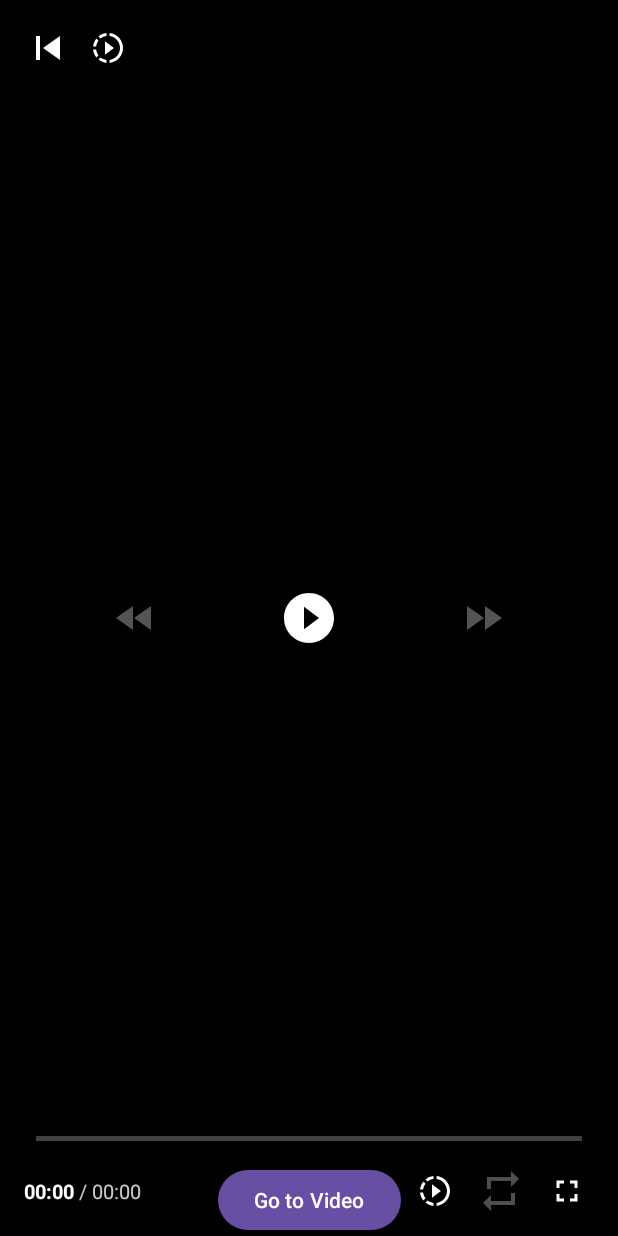
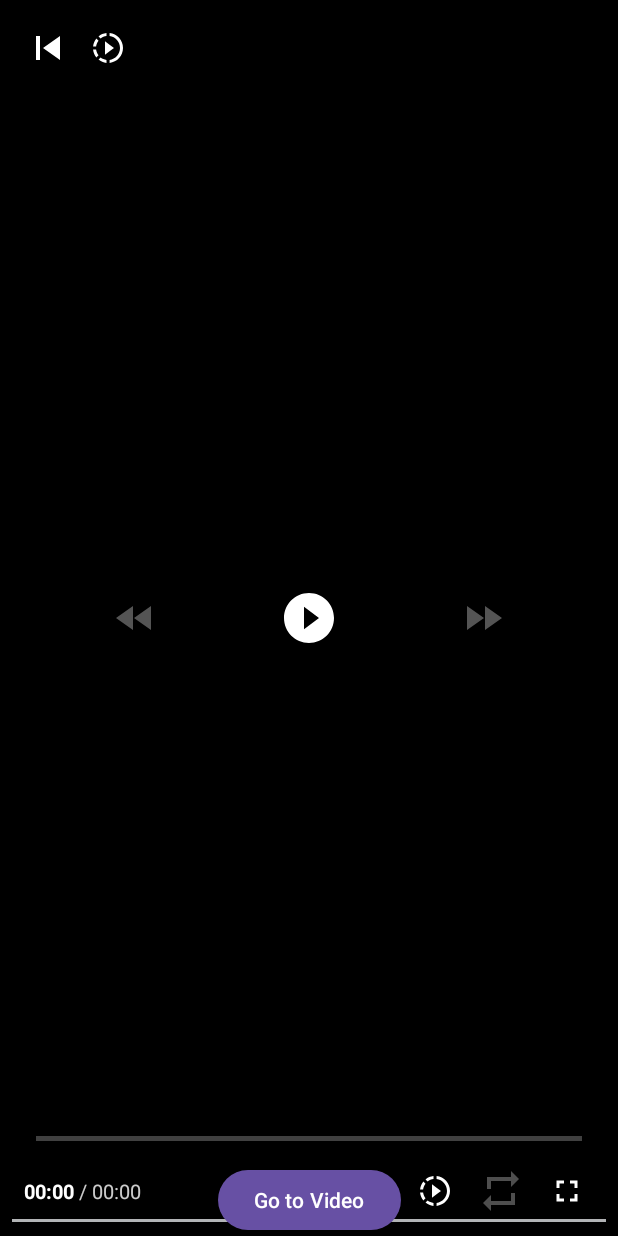
Before and after one commit to HamBeomJoon/Media3Ex, an Android app: the screen it shows after launch (MainActivity), on a phone screen of 412 x 824 dp. Run offline under Robolectric (Android 15) with nearby library versions, the phone set to English and light mode, and no system bars; our stand-ins replace data binding.

Commit message:
feat: item_card 레이아웃 제거 및 PlayerControl, AudioControl UI 수정

```diff
--- a/app/src/main/res/layout/custom_audio_controls.xml
+++ b/app/src/main/res/layout/custom_audio_controls.xml
@@ -5,7 +5,6 @@
     android:layout_width="match_parent"
     android:layout_height="match_parent">
 
-    <!-- 상단 그라데이션 배경 -->
     <View
         android:id="@+id/topGradient"
         android:layout_width="match_parent"
@@ -13,7 +12,6 @@
         android:layout_gravity="top"
         android:background="@drawable/gradient_top_background" />
 
-    <!-- 상단 컨트롤 -->
     <LinearLayout
         android:id="@+id/topControls"
         android:layout_width="match_parent"
@@ -28,9 +26,10 @@
             android:layout_width="40dp"
             android:layout_height="40dp"
             android:background="?attr/selectableItemBackgroundBorderless"
-            android:contentDescription="Back"
+            android:contentDescription="@null"
             android:src="@drawable/exo_icon_previous"
-            app:tint="@color/white" />
+            app:tint="@color/white"
+            tools:ignore="PrivateResource" />
 
         <TextView
             android:id="@+id/tvVideoTitle"
@@ -52,22 +51,23 @@
             android:layout_width="40dp"
             android:layout_height="40dp"
             android:background="?attr/selectableItemBackgroundBorderless"
-            android:contentDescription="Cast"
+            android:contentDescription="@null"
             android:src="@drawable/exo_icon_previous"
             android:visibility="gone"
-            app:tint="@color/white" />
+            app:tint="@color/white"
+            tools:ignore="PrivateResource" />
 
         <ImageButton
             android:id="@+id/btnSettings"
             android:layout_width="40dp"
             android:layout_height="40dp"
             android:background="?attr/selectableItemBackgroundBorderless"
-            android:contentDescription="Settings"
+            android:contentDescription="@null"
             android:src="@drawable/exo_styled_controls_speed"
-            app:tint="@color/white" />
+            app:tint="@color/white"
+            tools:ignore="PrivateResource" />
     </LinearLayout>
 
-    <!-- 중앙 재생 컨트롤 -->
     <LinearLayout
         android:id="@+id/centerControls"
         android:layout_width="wrap_content"
@@ -84,7 +84,8 @@
             android:background="@drawable/center_control_background"
             android:contentDescription="@string/exo_controls_rewind_description"
             android:src="@drawable/exo_ic_rewind"
-            app:tint="@color/white" />
+            app:tint="@color/white"
+            tools:ignore="PrivateResource" />
 
         <ImageButton
             android:id="@id/exo_play_pause"
@@ -93,7 +94,8 @@
             android:background="@drawable/center_control_background"
             android:contentDescription="@string/exo_controls_play_description"
             android:src="@drawable/ic_play"
-            app:tint="@color/white" />
+            app:tint="@color/white"
+            tools:ignore="PrivateResource" />
 
         <ImageButton
             android:id="@id/exo_ffwd"
@@ -103,14 +105,15 @@
             android:background="@drawable/center_control_background"
             android:contentDescription="@string/exo_controls_fastforward_description"
             android:src="@drawable/exo_ic_forward"
-            app:tint="@color/white" />
+            app:tint="@color/white"
+            tools:ignore="PrivateResource" />
     </LinearLayout>
 
     <!-- 하단 그라데이션 배경 -->
     <View
         android:id="@+id/bottomGradient"
         android:layout_width="match_parent"
-        android:layout_height="150dp"
+        android:layout_height="100dp"
         android:layout_gravity="bottom"
         android:background="@drawable/gradient_bottom_background" />
 
@@ -138,14 +141,12 @@
             app:touch_target_height="26dp"
             app:unplayed_color="#40FFFFFF" />
 
-        <!-- 시간 및 하단 버튼들 -->
         <LinearLayout
             android:layout_width="match_parent"
             android:layout_height="wrap_content"
             android:gravity="center_vertical"
             android:orientation="horizontal">
 
-            <!-- 시간 -->
             <TextView
                 android:id="@id/exo_position"
                 android:layout_width="wrap_content"
@@ -176,16 +177,16 @@
                 android:layout_height="1dp"
                 android:layout_weight="1" />
 
-            <!-- 하단 오른쪽 버튼들 -->
             <ImageButton
                 android:id="@+id/btnPlaybackSpeed"
                 android:layout_width="36dp"
                 android:layout_height="36dp"
                 android:layout_marginEnd="8dp"
                 android:background="?attr/selectableItemBackgroundBorderless"
-                android:contentDescription="Playback speed"
+                android:contentDescription="@null"
                 android:src="@drawable/exo_styled_controls_speed"
-                app:tint="@color/white" />
+                app:tint="@color/white"
+                tools:ignore="PrivateResource" />
 
             <ImageButton
                 android:id="@+id/btnRepeatMode"
@@ -193,18 +194,20 @@
                 android:layout_height="36dp"
                 android:layout_marginEnd="8dp"
                 android:background="?attr/selectableItemBackgroundBorderless"
-                android:contentDescription="Repeat mode"
+                android:contentDescription="@null"
                 android:src="@drawable/exo_styled_controls_repeat_off"
-                app:tint="@color/white" />
+                app:tint="@color/white"
+                tools:ignore="PrivateResource" />
 
             <ImageButton
                 android:id="@+id/btnFullscreen"
                 android:layout_width="36dp"
                 android:layout_height="36dp"
                 android:background="?attr/selectableItemBackgroundBorderless"
-                android:contentDescription="Fullscreen"
+                android:contentDescription="@null"
                 android:src="@drawable/exo_styled_controls_fullscreen_enter"
-                app:tint="@color/white" />
+                app:tint="@color/white"
+                tools:ignore="PrivateResource" />
         </LinearLayout>
 
     </LinearLayout>
@@ -215,7 +218,6 @@
         android:layout_width="match_parent"
         android:layout_height="wrap_content"
         android:layout_gravity="bottom"
-        android:visibility="gone"
         app:bar_height="2dp"
         app:played_color="@color/hearit_purple1"
         app:scrubber_disabled_size="0dp"
--- a/app/src/main/res/layout/fragment_player_control.xml
+++ b/app/src/main/res/layout/fragment_player_control.xml
@@ -14,7 +14,6 @@
         android:background="@color/white"
         android:padding="16dp">
 
-        <!-- PlayerView -->
         <androidx.media3.ui.PlayerView
             android:id="@+id/playerView"
             android:layout_width="match_parent"
@@ -27,7 +26,6 @@
             app:show_buffering="when_playing"
             app:use_controller="false" />
 
-        <!-- 프로그레스바 (버퍼링 표시) -->
         <ProgressBar
             android:id="@+id/progressBar"
             android:layout_width="wrap_content"
@@ -39,7 +37,6 @@
             app:layout_constraintTop_toTopOf="@id/playerView"
             tools:visibility="visible" />
 
-        <!-- 현재 트랙 표시 -->
         <TextView
             android:id="@+id/tvCurrentTrack"
             android:layout_width="wrap_content"
@@ -65,7 +62,6 @@
             app:layout_constraintStart_toStartOf="parent"
             app:layout_constraintTop_toBottomOf="@id/tvCurrentTrack" />
 
-        <!-- Seek 컨트롤 그룹 -->
         <LinearLayout
             android:id="@+id/seekControlsLayout"
             android:layout_width="match_parent"
@@ -143,7 +139,6 @@
 
         </LinearLayout>
 
-        <!-- 재생 모드 컨트롤 -->
         <LinearLayout
             android:id="@+id/modeControlsLayout"
             android:layout_width="match_parent"
@@ -173,7 +168,6 @@
 
         </LinearLayout>
 
-        <!-- 추가 정보 표시 영역 -->
         <TextView
             android:id="@+id/tvPlayerInfo"
             android:layout_width="0dp"
```
Also changed, not shown: app/src/main/res/layout/item_card.xml (deleted, +0 -44 lines).
